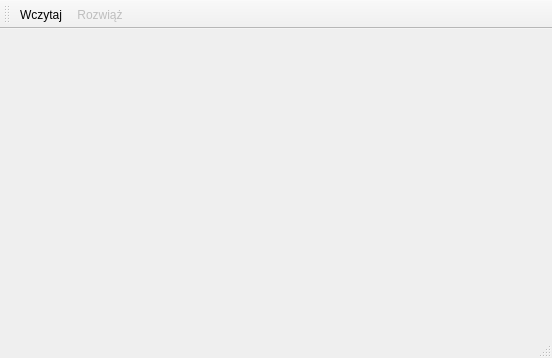
First picture: the form in mainwindow.ui, repository hejmsdz/NonLinear, before the edit.
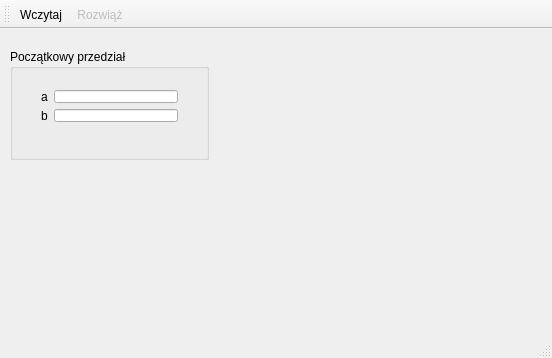
Second picture: the form after the edit.

```diff
--- a/mainwindow.ui
+++ b/mainwindow.ui
@@ -10,6 +10,12 @@
     <height>358</height>
    </rect>
   </property>
+  <property name="sizePolicy">
+   <sizepolicy hsizetype="Expanding" vsizetype="Expanding">
+    <horstretch>0</horstretch>
+    <verstretch>0</verstretch>
+   </sizepolicy>
+  </property>
   <property name="minimumSize">
    <size>
     <width>552</width>
@@ -29,6 +35,12 @@
    <property name="enabled">
     <bool>true</bool>
    </property>
+   <property name="sizePolicy">
+    <sizepolicy hsizetype="Expanding" vsizetype="Expanding">
+     <horstretch>0</horstretch>
+     <verstretch>0</verstretch>
+    </sizepolicy>
+   </property>
    <property name="minimumSize">
     <size>
      <width>400</width>
@@ -41,6 +53,63 @@
      <height>241</height>
     </size>
    </property>
+   <widget class="QGroupBox" name="initialInterval">
+    <property name="geometry">
+     <rect>
+      <x>10</x>
+      <y>20</y>
+      <width>199</width>
+      <height>111</height>
+     </rect>
+    </property>
+    <property name="maximumSize">
+     <size>
+      <width>241</width>
+      <height>111</height>
+     </size>
+    </property>
+    <property name="title">
+     <string>Początkowy przedział</string>
+    </property>
+    <property name="flat">
+     <bool>false</bool>
+    </property>
+    <property name="checkable">
+     <bool>false</bool>
+    </property>
+    <widget class="QWidget" name="formLayoutWidget">
+     <property name="geometry">
+      <rect>
+       <x>20</x>
+       <y>30</y>
+       <width>159</width>
+       <height>54</height>
+      </rect>
+     </property>
+     <layout class="QFormLayout" name="formLayout">
+      <item row="0" column="0">
+       <widget class="QLabel" name="aLabel">
+        <property name="text">
+         <string>a</string>
+        </property>
+       </widget>
+      </item>
+      <item row="0" column="1">
+       <widget class="QLineEdit" name="aInput"/>
+      </item>
+      <item row="1" column="0">
+       <widget class="QLabel" name="bLabel">
+        <property name="text">
+         <string>b</string>
+        </property>
+       </widget>
+      </item>
+      <item row="1" column="1">
+       <widget class="QLineEdit" name="bInput"/>
+      </item>
+     </layout>
+    </widget>
+   </widget>
   </widget>
   <widget class="QToolBar" name="mainToolBar">
    <attribute name="toolBarArea">
```
Left out of the diff: 2 changed lines with no effect on the pictures.
